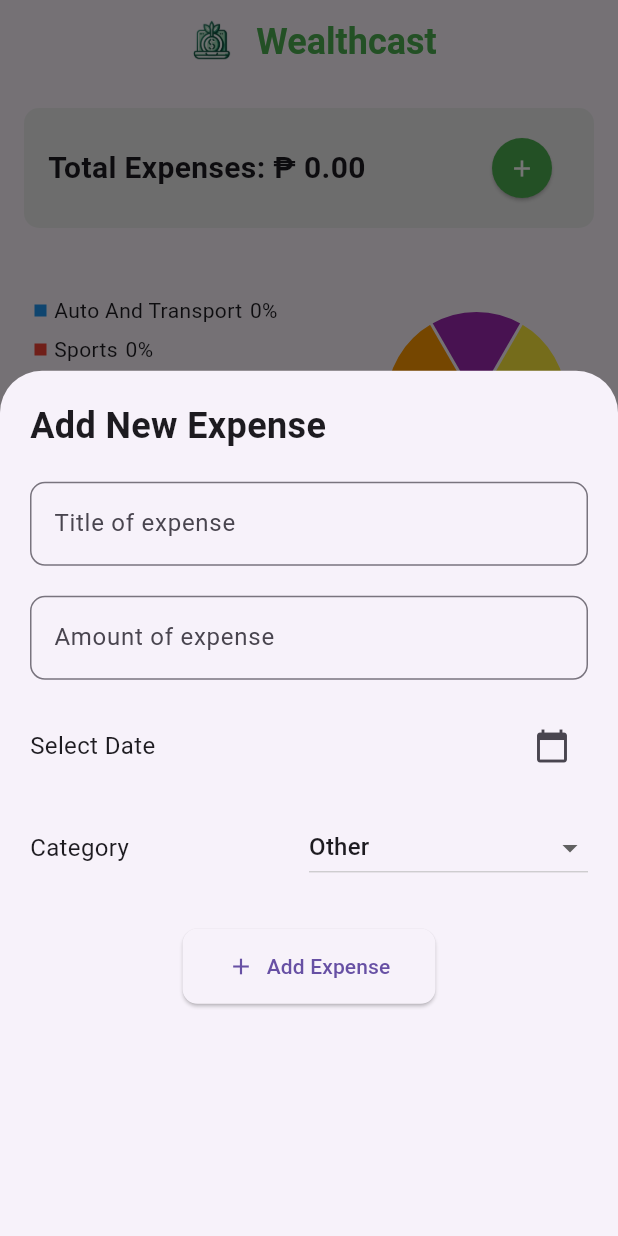
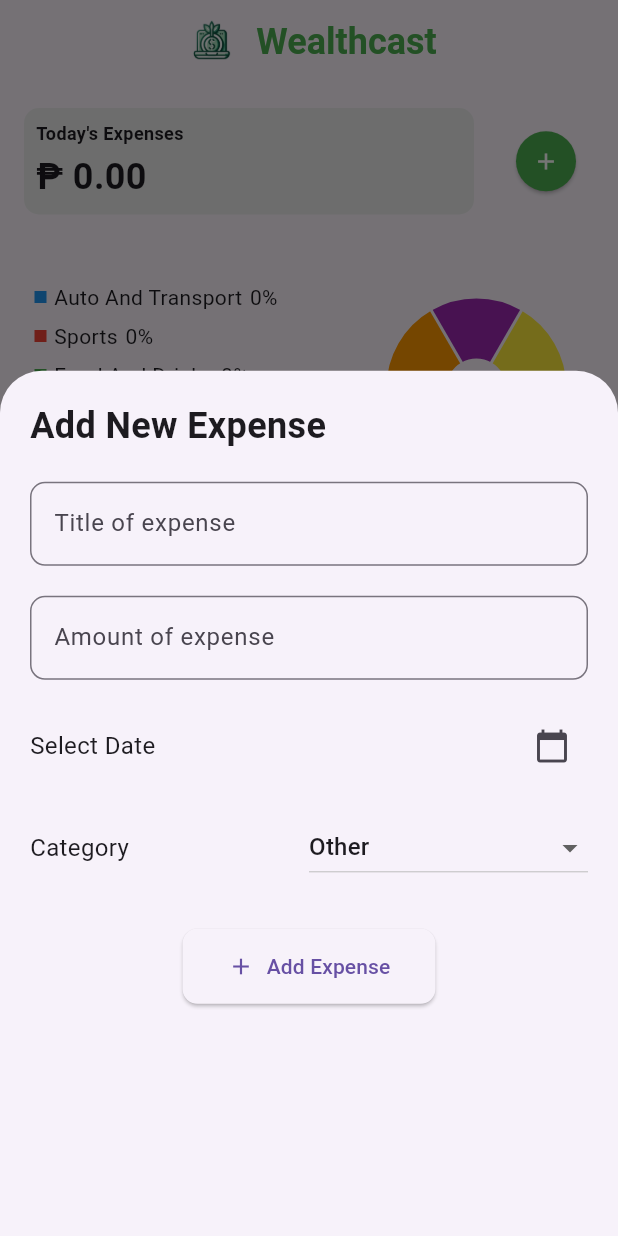
Before and after one commit to antonalcalde/ExpenseTracker, a Flutter app: the screen it shows after launch, after a tap on the "add" icon, on a phone screen of 412 x 824 dp. Run offline on Flutter 3.47's test engine with Material 3 defaults, Android fonts, the phone set to English and light mode, and no system bars; drawn by our look-alikes of fl_chart; our stand-ins replace sqflite; accounts and stored records are empty.

Commit message:
Added Display for Expenses

```diff
--- a/lib/screens/category_screen.dart
+++ b/lib/screens/category_screen.dart
@@ -6,9 +6,55 @@ import '../widgets/income_form.dart';
 import '../screens/income_screen.dart';
 import '../models/database_provider.dart';
 
-class CategoryScreen extends StatelessWidget {
+class CategoryScreen extends StatefulWidget {
   const CategoryScreen({super.key});
   static const name = '/category_screen'; // for routes
+
+  @override
+  _CategoryScreenState createState() => _CategoryScreenState();
+}
+
+class _CategoryScreenState extends State<CategoryScreen> {
+  String _currentExpenseType = 'Today\'s Expenses';
+  double _currentExpenseValue = 0.0;
+
+  @override
+  void initState() {
+    super.initState();
+    _updateExpenseValue();
+  }
+
+  void _updateExpenseValue() {
+    final dbProvider = Provider.of<DatabaseProvider>(context, listen: false);
+    final today = DateTime.now();
+
+    setState(() {
+      if (_currentExpenseType == 'Today\'s Expenses') {
+        _currentExpenseValue = dbProvider.calculateDailyExpenses(today);
+      } else if (_currentExpenseType == 'Weekly Expenses') {
+        _currentExpenseValue = dbProvider.calculateWeekExpenses().fold(0.0, (sum, day) => sum + day['amount']);
+      } else if (_currentExpenseType == 'Monthly Expenses') {
+        _currentExpenseValue = dbProvider.calculateMonthlyExpenses(today.month, today.year);
+      } else if (_currentExpenseType == 'Yearly Expenses') {
+        _currentExpenseValue = dbProvider.calculateYearlyExpenses(today.year);
+      }
+    });
+  }
+
+  void _toggleExpenseType() {
+    setState(() {
+      if (_currentExpenseType == 'Today\'s Expenses') {
+        _currentExpenseType = 'Weekly Expenses';
+      } else if (_currentExpenseType == 'Weekly Expenses') {
+        _currentExpenseType = 'Monthly Expenses';
+      } else if (_currentExpenseType == 'Monthly Expenses') {
+        _currentExpenseType = 'Yearly Expenses';
+      } else if (_currentExpenseType == 'Yearly Expenses') {
+        _currentExpenseType = 'Today\'s Expenses';
+      }
+      _updateExpenseValue();
+    });
+  }
 
   @override
   Widget build(BuildContext context) {
@@ -39,22 +85,42 @@ class CategoryScreen extends StatelessWidget {
           Padding(
             padding: const EdgeInsets.all(16.0),
             child: Consumer<DatabaseProvider>(
-              builder: (context, dbProvider, child) => Container(
-                padding: const EdgeInsets.all(16.0),
+              builder: (context, dbProvider, child) {
+                return Row(
+                  children: [
+                    Expanded(
+                      child: GestureDetector(
+                        onTap: _toggleExpenseType, // Toggle the expense type on tap
+                        child: Container(
+                          padding: const EdgeInsets.all(8.0),
                           decoration: BoxDecoration(
                             color: Colors.grey[200], // Light grey background
                             borderRadius: BorderRadius.circular(10),
                           ),
-                child: Row(
-                  mainAxisAlignment: MainAxisAlignment.spaceBetween,
+                          child: Column(
+                            crossAxisAlignment: CrossAxisAlignment.start,
                             children: [
                               Text(
-                      'Total Expenses: ₱ ${dbProvider.totalExpenses.toStringAsFixed(2)}',
+                                _currentExpenseType,
                                 style: const TextStyle(
-                        fontSize: 20,
+                                  fontSize: 12, // Smaller font size
                                   fontWeight: FontWeight.bold,
                                 ),
                               ),
+                              const SizedBox(height: 4), // Small space between the label and value
+                              Text(
+                                '₱ ${_currentExpenseValue.toStringAsFixed(2)}',
+                                style: const TextStyle(
+                                  fontSize: 24, // Larger font size for the value
+                                  fontWeight: FontWeight.bold,
+                                ),
+                              ),
+                            ],
+                          ),
+                        ),
+                      ),
+                    ),
+                    const SizedBox(width: 16), // Add space between the container and button
                     ElevatedButton(
                       onPressed: () {
                         showModalBottomSheet(
@@ -71,8 +137,8 @@ class CategoryScreen extends StatelessWidget {
                       child: const Icon(Icons.add, color: Colors.white),
                     ),
                   ],
-                ),
-              ),
+                );
+              },
             ),
           ),
           const Expanded(child: CategoryFetcher()), // Ensure this is expanded to take up available space
```
Also changed, not shown: lib/models/database_provider.dart (+89 -4 lines). Lines whose indentation alone changed are shown as unchanged.
